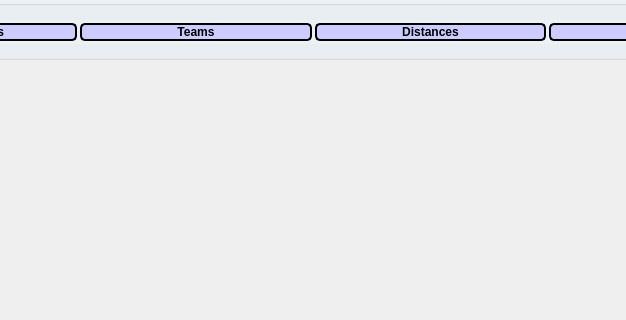
Before: the Qt Designer form CS1D-Basketball-master/Basketball/admin.ui in moetaei/CS1D-Basketball, drawn with Qt 5; both pictures show x 167 to 793 and y 0 to 320 of the 1200 by 700 pixel window.
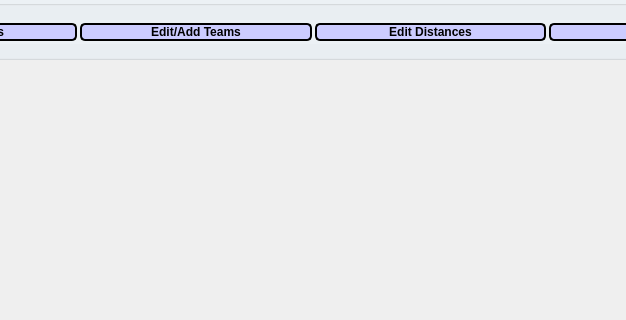
After: the same form once the commit is applied.

```diff
--- a/CS1D-Basketball-master/Basketball/admin.ui
+++ b/CS1D-Basketball-master/Basketball/admin.ui
@@ -92,7 +92,7 @@
 border-radius: 5px;</string>
        </property>
        <property name="text">
-        <string>Teams</string>
+        <string>Edit/Add Teams</string>
        </property>
       </widget>
      </item>
@@ -119,7 +119,7 @@
 border-radius: 5px;</string>
        </property>
        <property name="text">
-        <string>Distances</string>
+        <string>Edit Distances</string>
        </property>
       </widget>
      </item>
```
